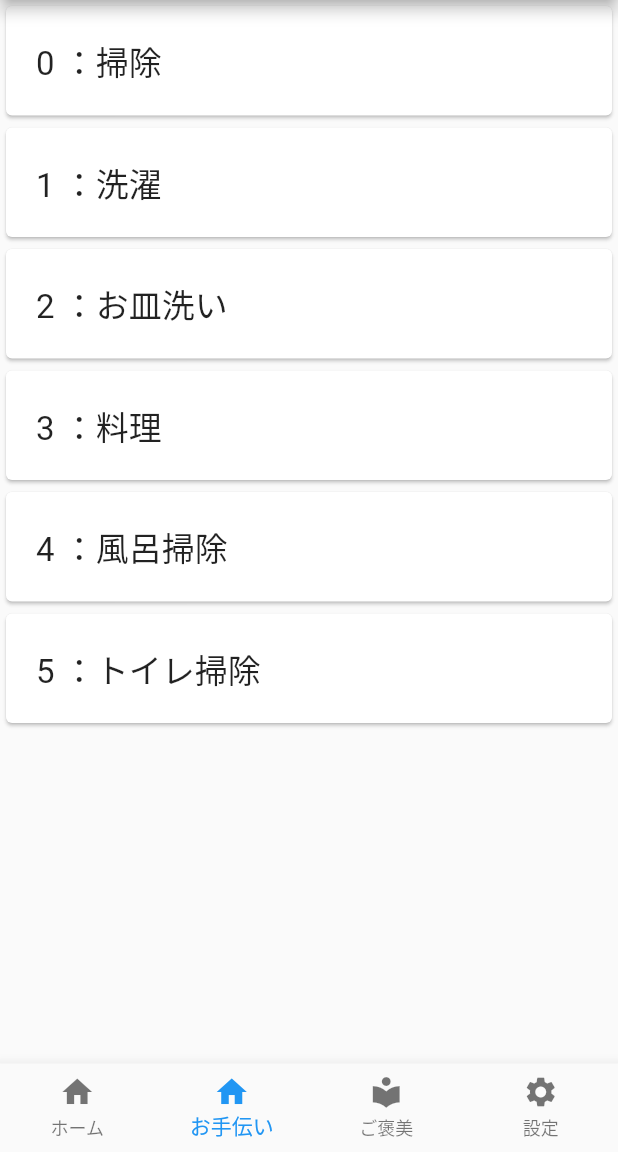
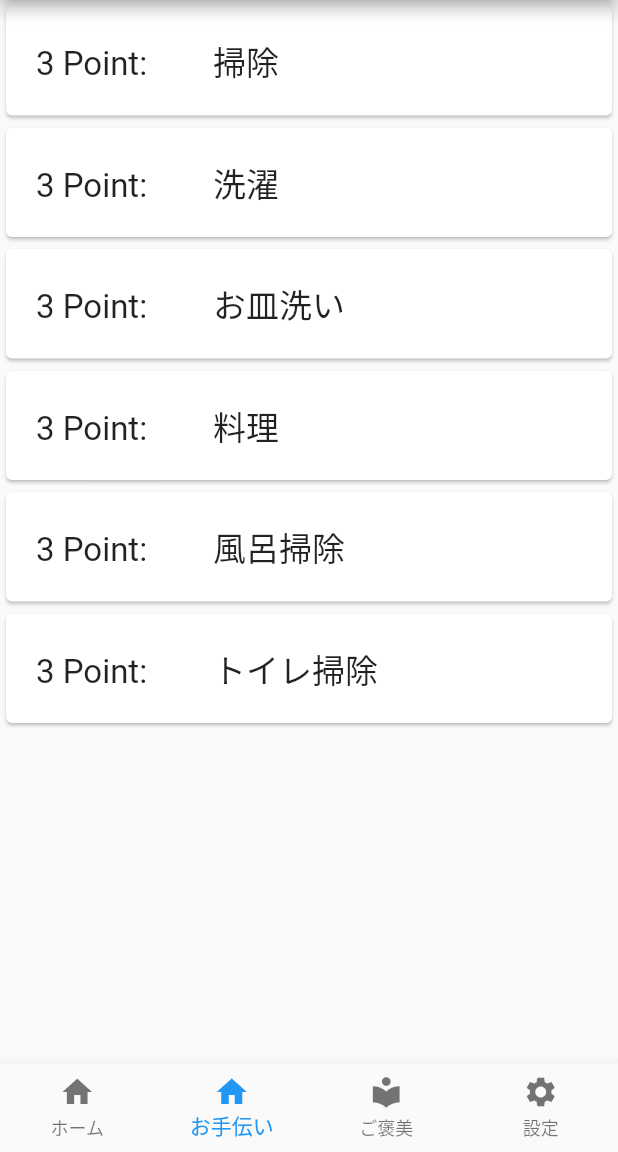
Before and after one commit to kazumaz/dama_app, a Flutter app: the screen it shows after launch, swiped to page 2, on a phone screen of 412 x 824 dp, the part 84-1236 px from its top. Run offline on Flutter 3.47's test engine with Material 2 defaults, Android fonts, the phone set to English and light mode, and no system bars.

Commit message:
微修正

```diff
--- a/lib/view/LaborPage.dart
+++ b/lib/view/LaborPage.dart
@@ -12,7 +12,7 @@ class LaborPage extends StatelessWidget {
             return Card(
               child: Padding(
                 child: Text(
-                  '$index ：' + laborModel.rewardList[index].name,
+                  laborModel.rewardList[index].point.toString() + " Point:　　" + laborModel.rewardList[index].name,
                   style: TextStyle(fontSize: 22.0),
                 ),
                 padding: EdgeInsets.all(20.0),
```
Also changed, not shown: lib/Model/ColorModel.dart (added, +54 -0 lines), lib/parts/ColorPicker.dart (added, +89 -0 lines).
